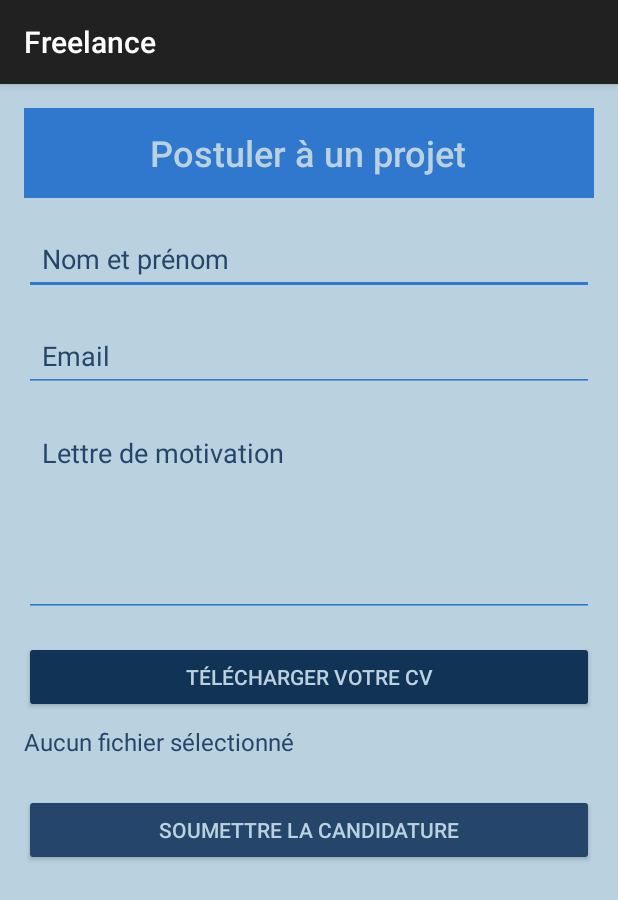
After one commit to Firas-Dhahri/Freelance_Mobile_App, an Android app: the ApplyJobActivity screen opened directly, with no data from a screen before it, on a phone screen of 412 x 824 dp. The commit adds this screen. Shown: the top 900 px of the screen. Run offline under Robolectric (Android 15) with nearby library versions, the phone set to English and light mode, and no system bars.

Commit message:
apply job

```diff
--- a/app/src/main/AndroidManifest.xml
+++ b/app/src/main/AndroidManifest.xml
@@ -37,5 +37,8 @@
             android:exported="true"
             android:label="User Details" />
 
+        <activity android:name=".ApplyJobActivity"
+           />
+
     </application>
 </manifest>
--- /dev/null
+++ b/app/src/main/java/tn/esprit/freelance/ApplyJobActivity.java
@@ -0,0 +1,76 @@
+package tn.esprit.freelance;
+
+import android.os.Bundle;
+import android.text.TextUtils;
+import android.widget.Button;
+import android.widget.EditText;
+import android.widget.TextView;
+import android.widget.Toast;
+
+import androidx.appcompat.app.AppCompatActivity;
+
+import tn.esprit.freelance.DAO.ApplicationDao;
+import tn.esprit.freelance.database.ApplicationDatabase;
+import tn.esprit.freelance.entities.Application;
+
+public class ApplyJobActivity extends AppCompatActivity {
+
+    private EditText etFreelancerName, etFreelancerEmail, etCoverLetter;
+    private Button btnSubmit;
+    private String cvPath; // Assume you will set this when the user selects their CV
+
+    @Override
+    protected void onCreate(Bundle savedInstanceState) {
+        super.onCreate(savedInstanceState);
+        setContentView(R.layout.activity_application_form);
+
+        // Initialize UI components
+        etFreelancerName = findViewById(R.id.etFreelancerName);
+        etFreelancerEmail = findViewById(R.id.etFreelancerEmail);
+        etCoverLetter = findViewById(R.id.etCoverLetter);
+        btnSubmit = findViewById(R.id.btnSubmit);
+
+        // Handle submit button click
+        btnSubmit.setOnClickListener(v -> {
+            if (validateInputs()) {
+                submitApplication();
+            }
+        });
+    }
+
+    // Validate inputs
+    private boolean validateInputs() {
+        if (TextUtils.isEmpty(etFreelancerName.getText())) {
+            etFreelancerName.setError("Name is required");
+            return false;
+        }
+        if (TextUtils.isEmpty(etFreelancerEmail.getText())) {
+            etFreelancerEmail.setError("Email is required");
+            return false;
+        }
+        if (TextUtils.isEmpty(etCoverLetter.getText())) {
+            etCoverLetter.setError("Cover letter is required");
+            return false;
+        }
+        return true;
+    }
+
+    // Submit the application
+    private void submitApplication() {
+        String nom = etFreelancerName.getText().toString();
+        String email = etFreelancerEmail.getText().toString();
+        String lettreMotivation = etCoverLetter.getText().toString();
+        // Assume cvPath is set earlier when the user selects their CV
+        Application candidature = new Application(nom, email, lettreMotivation, cvPath);
+        ApplicationDao candidatureDao = ApplicationDatabase.getInstance(this).candidatureDao();
+
+        // Insert in a separate thread
+        new Thread(() -> {
+            candidatureDao.insert(candidature);
+            runOnUiThread(() -> {
+                Toast.makeText(ApplyJobActivity.this, "Application submitted successfully!", Toast.LENGTH_SHORT).show();
+                finish(); // Close this activity and return to the previous one
+            });
+        }).start();
+    }
+}
--- /dev/null
+++ b/app/src/main/java/tn/esprit/freelance/DAO/ApplicationDao.java
@@ -0,0 +1,17 @@
+package tn.esprit.freelance.DAO;
+import androidx.room.Dao;
+import androidx.room.Insert;
+import androidx.room.Query;
+
+import java.util.List;
+
+import tn.esprit.freelance.entities.Application;
+
+@Dao
+public interface ApplicationDao {
+    @Insert
+    void insert(Application application);
+
+    @Query("SELECT * FROM Applications")
+    List<Application> getAllApplications();
+}
--- a/app/src/main/java/tn/esprit/freelance/MainActivity.java
+++ b/app/src/main/java/tn/esprit/freelance/MainActivity.java
@@ -49,6 +49,8 @@ public class MainActivity extends AppCompatActivity {
                 authenticateUser();
             }
         });
+
+
     }
 
     // Validate the inputs (username and password)
@@ -108,4 +110,5 @@ public class MainActivity extends AppCompatActivity {
         }).start();
     }
 
+
 }
--- /dev/null
+++ b/app/src/main/res/layout/activity_application_form.xml
@@ -0,0 +1,96 @@
+<LinearLayout xmlns:android="http://schemas.android.com/apk/res/android"
+    xmlns:app="http://schemas.android.com/apk/res-auto"
+    android:layout_width="match_parent"
+    android:layout_height="match_parent"
+    android:orientation="vertical"
+    android:padding="16dp"
+    android:background="@color/sea_light_blue">
+
+    <!-- Barre bleue en haut avec le titre de la page -->
+    <LinearLayout
+        android:layout_width="match_parent"
+        android:layout_height="60dp"
+        android:background="@color/sea_mid_blue"
+        android:gravity="center">
+
+        <TextView
+            android:id="@+id/tvTitle"
+            android:layout_width="wrap_content"
+            android:layout_height="wrap_content"
+            android:text="Postuler à un projet"
+            android:textSize="24sp"
+            android:textColor="@color/sea_light_blue"
+            android:fontFamily="sans-serif-medium" />
+    </LinearLayout>
+
+    <!-- Nom du Freelancer -->
+    <EditText
+        android:id="@+id/etFreelancerName"
+        android:layout_width="match_parent"
+        android:layout_height="wrap_content"
+        android:hint="Nom et prénom"
+        android:backgroundTint="@color/sea_mid_blue"
+        android:textColorHint="@color/sea_dark_blue"
+        android:textColor="@color/sea_navy_blue"
+        android:padding="12dp"
+        android:layout_marginTop="16dp" />
+
+    <!-- Email -->
+    <EditText
+        android:id="@+id/etFreelancerEmail"
+        android:layout_width="match_parent"
+        android:layout_height="wrap_content"
+        android:hint="Email"
+        android:inputType="textEmailAddress"
+        android:backgroundTint="@color/sea_mid_blue"
+        android:textColorHint="@color/sea_dark_blue"
+        android:textColor="@color/sea_navy_blue"
+        android:padding="12dp"
+        android:layout_marginTop="16dp" />
+
+    <!-- Message de candidature -->
+    <EditText
+        android:id="@+id/etCoverLetter"
+        android:layout_width="match_parent"
+        android:layout_height="wrap_content"
+        android:hint="Lettre de motivation"
+        android:backgroundTint="@color/sea_mid_blue"
+        android:textColorHint="@color/sea_dark_blue"
+        android:textColor="@color/sea_navy_blue"
+        android:padding="12dp"
+        android:gravity="top"
+        android:lines="5"
+        android:layout_marginTop="16dp" />
+
+    <!-- Bouton pour sélectionner le CV -->
+    <Button
+        android:id="@+id/btnSelectCV"
+        android:layout_width="match_parent"
+        android:layout_height="wrap_content"
+        android:text="Télécharger votre CV"
+        android:backgroundTint="@color/sea_navy_blue"
+        android:textColor="@color/sea_light_blue"
+        android:layout_marginTop="16dp" />
+
+    <!-- Nom du fichier CV sélectionné -->
+    <TextView
+        android:id="@+id/tvSelectedCV"
+        android:layout_width="wrap_content"
+        android:layout_height="wrap_content"
+        android:text="Aucun fichier sélectionné"
+        android:textSize="16sp"
+        android:textColor="@color/sea_dark_blue"
+        android:layout_marginTop="8dp" />
+
+
+    <!-- Bouton de soumission -->
+    <Button
+        android:id="@+id/btnSubmit"
+        android:layout_width="match_parent"
+        android:layout_height="wrap_content"
+        android:text="Soumettre la candidature"
+        android:backgroundTint="@color/sea_dark_blue"
+        android:textColor="@color/sea_light_blue"
+        android:layout_marginTop="24dp" />
+
+</LinearLayout>
--- a/app/src/main/res/layout/activity_dashboard.xml
+++ b/app/src/main/res/layout/activity_dashboard.xml
@@ -17,5 +17,11 @@
         android:textColor="@color/black"
         android:textStyle="bold"
         android:layout_gravity="center" />
+    <Button
+        android:id="@+id/applyButton"
+        android:layout_width="wrap_content"
+        android:layout_height="wrap_content"
+        android:text="Apply Now"
+        android:layout_marginTop="20dp" />
 
 </LinearLayout>
--- a/app/src/main/res/values/colors.xml
+++ b/app/src/main/res/values/colors.xml
@@ -4,4 +4,10 @@
     <color name="black">#FF000000</color>
     <color name="white">#FFFFFF</color>
     <color name="gray">#808080</color>
+    <color name="sea_light_blue">#BAD2E0</color>
+    <color name="sea_blue">#82AFF2</color>
+    <color name="sea_mid_blue">#3078CD</color>
+    <color name="sea_dark_blue">#25456B</color>
+    <color name="sea_navy_blue">#113356</color>
+
 </resources>
```
Also changed, not shown: app/src/main/java/tn/esprit/freelance/DashboardActivity.java (+10 -1 lines), app/src/main/java/tn/esprit/freelance/database/ApplicationDatabase.java (+13 -2 lines), app/src/main/java/tn/esprit/freelance/entities/Application.java (added, +47 -0 lines).
